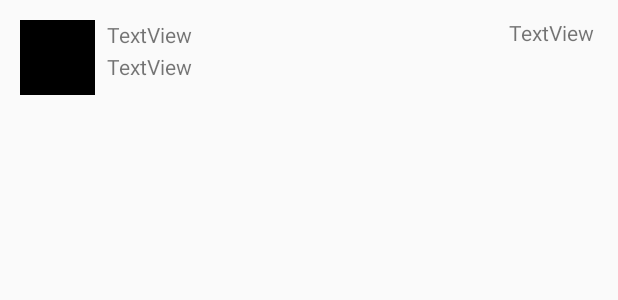
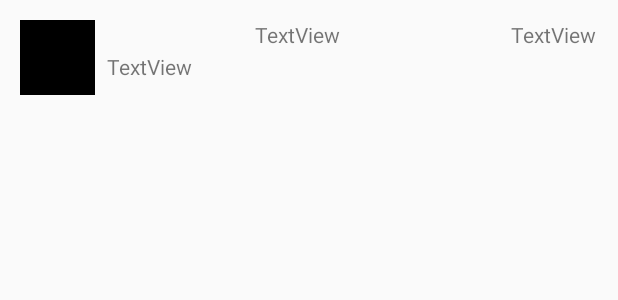
Before and after one commit to aublhr99/TwitterApp, an Android app: the layout item_tweet.xml on its own in the app's theme, with its tools: preview values and no code run, on a phone screen of 412 x 824 dp. Shown: the top 300 px of the screen. Run offline under Robolectric (Android 15) with nearby library versions, the phone set to English and light mode, and no system bars.

```diff
--- a/app/src/main/res/layout/item_tweet.xml
+++ b/app/src/main/res/layout/item_tweet.xml
@@ -20,13 +20,11 @@
     <TextView
         android:id="@+id/tvUsername"
         android:layout_width="wrap_content"
-        android:layout_height="wrap_content"
-        android:layout_marginStart="8dp"
+        android:layout_height="0dp"
         android:layout_marginTop="8dp"
-        android:layout_marginEnd="286dp"
+        android:layout_marginEnd="8dp"
         android:text="TextView"
-        app:layout_constraintEnd_toEndOf="parent"
-        app:layout_constraintHorizontal_bias="0.0"
+        app:layout_constraintEnd_toStartOf="@+id/tvCreatedAt"
         app:layout_constraintStart_toEndOf="@+id/ivProfileImage"
         app:layout_constraintTop_toTopOf="parent" />
 
@@ -47,13 +45,12 @@
         android:id="@+id/tvCreatedAt"
         android:layout_width="wrap_content"
         android:layout_height="wrap_content"
-        android:layout_marginStart="209dp"
         android:layout_marginTop="6dp"
         android:layout_marginEnd="9dp"
         android:layout_marginBottom="2dp"
         android:text="TextView"
         app:layout_constraintBottom_toTopOf="@+id/tvBody"
         app:layout_constraintEnd_toEndOf="parent"
-        app:layout_constraintStart_toEndOf="@+id/tvUsername"
-        app:layout_constraintTop_toTopOf="parent" />
+        app:layout_constraintTop_toTopOf="parent"
+        app:layout_constraintVertical_bias="1.0" />
 </android.support.constraint.ConstraintLayout>
```
Also changed, not shown: app/src/main/java/com/codepath/apps/restclienttemplate/TimelineActivity.java (+45 -1 lines), app/src/main/java/com/codepath/apps/restclienttemplate/TweetAdapter.java (+13 -0 lines), app/src/main/res/layout/activity_timeline.xml (+8 -0 lines).
